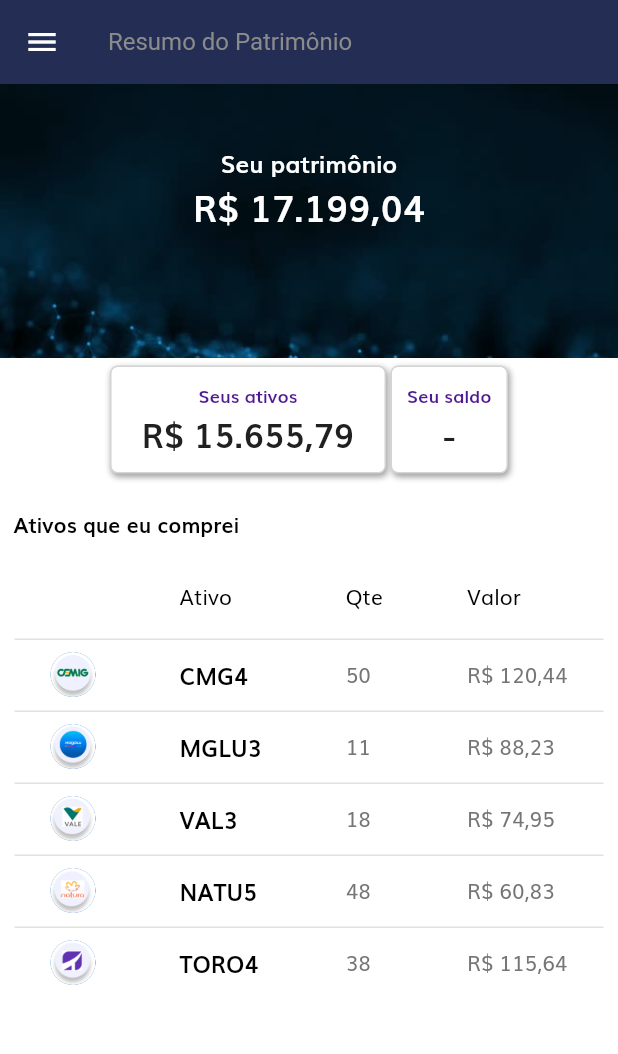
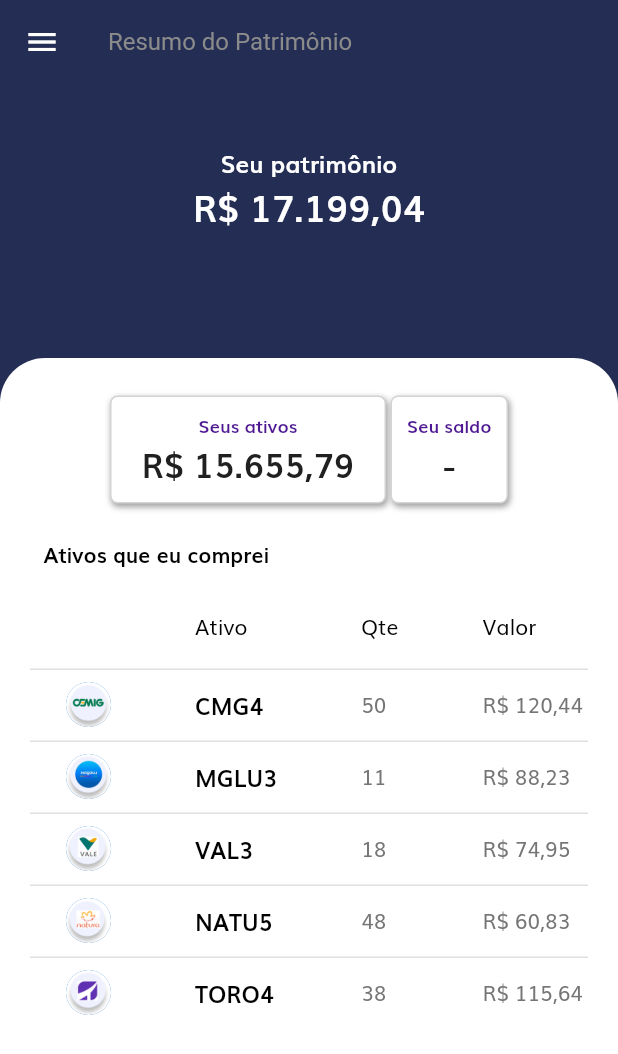
Before and after one commit to marcelomcdev/toro-bank-frontend-flutter, a Flutter app: the screen it shows after launch, on a phone screen of 412 x 824 dp. Shown: the top 1054 px of the screen. Run offline on Flutter 3.47's test engine with Material 2 defaults, Android fonts, the phone set to English and light mode, and no system bars; our stand-ins replace dartz, dio, flutter_modular, lottie, page_transition; network calls fail.

Commit message:
Refactoring of home components and change layout

```diff
--- /dev/null
+++ b/toro_bank_frontend/lib/modules/presenters/pages/home/components/account_info.dart
@@ -0,0 +1,80 @@
+import 'package:flutter/material.dart';
+import 'package:toro_bank_frontend/modules/domain/entities/user_asset.dart';
+import 'package:toro_bank_frontend/modules/presenters/helpers/format_helper.dart';
+import 'package:toro_bank_frontend/modules/presenters/pages/home/components/custom_table.dart';
+import 'package:toro_bank_frontend/modules/presenters/pages/home/components/total_value_box.dart';
+
+class AccountInfo extends StatelessWidget {
+  final double balance;
+  final List<String> headerColumnNames;
+  final List<UserAsset> userAssets;
+  const AccountInfo({
+    Key? key,
+    required this.balance,
+    required this.headerColumnNames,
+    required this.userAssets,
+  }) : super(key: key);
+
+  @override
+  Widget build(BuildContext context) {
+    return Container(
+      padding: const EdgeInsets.all(20),
+      width: double.infinity,
+      decoration: const BoxDecoration(
+          color: Colors.white,
+          borderRadius: BorderRadius.only(
+            topLeft: Radius.circular(30),
+            topRight: Radius.circular(30),
+          )),
+      child: Column(children: <Widget>[
+        Row(
+          mainAxisAlignment: MainAxisAlignment.center,
+          children: [
+            const TotalValueBox(
+              title: 'Seus ativos',
+              value: 'R\$ 15.655,79',
+              padding: EdgeInsets.symmetric(horizontal: 20, vertical: 10),
+              margin: EdgeInsets.symmetric(horizontal: 1.5, vertical: 5.0),
+            ),
+            TotalValueBox(
+              title: 'Seu saldo',
+              value: balance == 0.0 ? '-' : FormatHelper().getCurrency(balance),
+              padding: const EdgeInsets.symmetric(horizontal: 10, vertical: 10),
+              margin: const EdgeInsets.symmetric(horizontal: 1.5, vertical: 5),
+            ),
+          ],
+        ),
+        Container(
+          padding: const EdgeInsets.all(5.0),
+        ),
+        SizedBox(
+          child: Padding(
+            padding: const EdgeInsets.all(9.0),
+            child: Row(
+              mainAxisAlignment: MainAxisAlignment.start,
+              children: const [
+                Text(
+                  'Ativos que eu comprei',
+                  textAlign: TextAlign.end,
+                  style: TextStyle(
+                      color: Colors.black, fontWeight: FontWeight.bold),
+                ),
+              ],
+            ),
+          ),
+        ),
+        Column(
+          children: [
+            CustomTable(
+              userAssets: userAssets,
+              headerColumnNames: headerColumnNames,
+            )
+          ],
+        ),
+        const SizedBox(
+          height: 150,
+        )
+      ]),
+    );
+  }
+}
--- a/toro_bank_frontend/lib/modules/presenters/pages/home/components/body.dart
+++ b/toro_bank_frontend/lib/modules/presenters/pages/home/components/body.dart
@@ -4,8 +4,8 @@ import 'package:toro_bank_frontend/modules/domain/entities/user.dart';
 import 'package:toro_bank_frontend/modules/domain/entities/user_asset.dart';
 import 'package:toro_bank_frontend/modules/presenters/datasources/user_response_datasource.dart';
 import 'package:toro_bank_frontend/modules/presenters/helpers/format_helper.dart';
-import 'package:toro_bank_frontend/modules/presenters/pages/home/components/custom_table.dart';
-import 'package:toro_bank_frontend/modules/presenters/pages/home/components/total_value_box.dart';
+import 'package:toro_bank_frontend/modules/presenters/pages/home/components/account_info.dart';
+import 'package:toro_bank_frontend/modules/presenters/pages/home/components/patrimony_info.dart';
 import 'package:toro_bank_frontend/size_config.dart';
 
 class Body extends StatefulWidget {
@@ -75,115 +75,128 @@ class _BodyState extends State<Body> {
 
   @override
   Widget build(BuildContext context) {
-    return SafeArea(
-      child: RefreshIndicator(
+    Size size = MediaQuery.of(context).size;
+    return RefreshIndicator(
       backgroundColor: Colors.white,
       onRefresh: () => _pullRefresh(),
       child: SizedBox(
         width: double.infinity,
         child: Padding(
-            padding: EdgeInsets.symmetric(
-                horizontal: getProportionateScreenWidth(0)),
-            child: ListView(
-              children: [
-                Container(
-                  width: getProportionateScreenWidth(500),
-                  height: getProportionateScreenHeight(180),
-                  decoration: const BoxDecoration(
-                    image: DecorationImage(
-                      image: AssetImage("assets/images/fundo-futuristic.jpg"),
-                      fit: BoxFit.cover,
-                    ),
-                  ),
-                  padding: const EdgeInsets.only(top: 40),
-                  child: Column(children: const [
-                    Text(
-                      'Seu patrimônio',
-                      style: TextStyle(
-                        color: Colors.white,
-                        fontFamily: 'Muli',
-                        fontSize: 16,
-                        fontWeight: FontWeight.bold,
-                      ),
-                      textAlign: TextAlign.center,
-                    ),
-                    Text(
-                      'R\$ 17.199,04',
-                      style: TextStyle(
-                        color: Colors.white,
-                        fontFamily: 'Muli',
-                        fontSize: 24,
-                        fontWeight: FontWeight.bold,
-                      ),
-                      textAlign: TextAlign.center,
+          padding:
+              EdgeInsets.symmetric(horizontal: getProportionateScreenWidth(0)),
+          child: ListView(children: [
+            const PatrimonyInfo(),
+            AccountInfo(
+              balance: balance,
+              userAssets: _userAssets,
+              headerColumnNames: _headerColumnNames,
             ),
           ]),
-                ),
-                Row(
-                  mainAxisAlignment: MainAxisAlignment.center,
-                  children: [
-                    const TotalValueBox(
-                      title: 'Seus ativos',
-                      value: 'R\$ 15.655,79',
-                      padding:
-                          EdgeInsets.symmetric(horizontal: 20, vertical: 10),
-                      margin:
-                          EdgeInsets.symmetric(horizontal: 1.5, vertical: 5.0),
-                    ),
-                    TotalValueBox(
-                      title: 'Seu saldo',
-                      value: balance == 0.0 ? '-' : getCurrency(balance),
-                      padding: const EdgeInsets.symmetric(
-                          horizontal: 10, vertical: 10),
-                      margin: const EdgeInsets.symmetric(
-                          horizontal: 1.5, vertical: 5),
-                    ),
-                  ],
-                ),
-                Container(
-                  padding: const EdgeInsets.all(5.0),
-                ),
-                SizedBox(
-                  child: Padding(
-                    padding: const EdgeInsets.all(9.0),
-                    child: Row(
-                      mainAxisAlignment: MainAxisAlignment.start,
-                      children: const [
-                        Text(
-                          'Ativos que eu comprei',
-                          textAlign: TextAlign.end,
-                          style: TextStyle(
-                              color: Colors.black, fontWeight: FontWeight.bold),
-                        ),
-                      ],
-                    ),
-                  ),
-                ),
-                Column(
-                  children: [
-                    CustomTable(
-                      userAssets: _userAssets,
-                      headerColumnNames: _headerColumnNames,
-                    )
-                    //   DataTable(
-                    //     sortColumnIndex: 1,
-                    //     sortAscending: true,
-                    //     columns: _buildTableHeader(_headerColumnNames).toList(),
-                    //     rows: _userAssets
-                    //         .map((e) => _buildDataRow(
-                    //             e.image, e.name, e.quantity, e.value,
-                    //             highlightName: true))
-                    //         .toList(),
-                    //   ),
-                  ],
-                )
-              ],
-            ),
-          ),
         ),
       ),
     );
   }
+  // @override
+  // Widget build(BuildContext context) {
+  //   return SafeArea(
+  //     child: RefreshIndicator(
+  //       backgroundColor: Colors.white,
+  //       onRefresh: () => _pullRefresh(),
+  //       child: SizedBox(
+  //         width: double.infinity,
+  //         child: Padding(
+  //           padding: EdgeInsets.symmetric(
+  //               horizontal: getProportionateScreenWidth(0)),
+  //           child: ListView(
+  //             children: [
+  //               Container(
+  //                 width: getProportionateScreenWidth(500),
+  //                 height: getProportionateScreenHeight(180),
+  //                 // decoration: const BoxDecoration(
+  //                 //   image: DecorationImage(
+  //                 //     image: AssetImage("assets/images/fundo-futuristic.jpg"),
+  //                 //     fit: BoxFit.cover,
+  //                 //   ),
+  //                 // ),
+  //                 padding: const EdgeInsets.only(top: 40),
+  //                 child: Column(children: const [
+  //                   Text(
+  //                     'Seu patrimônio',
+  //                     style: TextStyle(
+  //                       color: Colors.white,
+  //                       fontFamily: 'Muli',
+  //                       fontSize: 16,
+  //                       fontWeight: FontWeight.bold,
+  //                     ),
+  //                     textAlign: TextAlign.center,
+  //                   ),
+  //                   Text(
+  //                     'R\$ 17.199,04',
+  //                     style: TextStyle(
+  //                       color: Colors.white,
+  //                       fontFamily: 'Muli',
+  //                       fontSize: 24,
+  //                       fontWeight: FontWeight.bold,
+  //                     ),
+  //                     textAlign: TextAlign.center,
+  //                   ),
+  //                 ]),
+  //               ),
+  //               Row(
+  //                 mainAxisAlignment: MainAxisAlignment.center,
+  //                 children: [
+  //                   const TotalValueBox(
+  //                     title: 'Seus ativos',
+  //                     value: 'R\$ 15.655,79',
+  //                     padding:
+  //                         EdgeInsets.symmetric(horizontal: 20, vertical: 10),
+  //                     margin:
+  //                         EdgeInsets.symmetric(horizontal: 1.5, vertical: 5.0),
+  //                   ),
+  //                   TotalValueBox(
+  //                     title: 'Seu saldo',
+  //                     value: balance == 0.0 ? '-' : getCurrency(balance),
+  //                     padding: const EdgeInsets.symmetric(
+  //                         horizontal: 10, vertical: 10),
+  //                     margin: const EdgeInsets.symmetric(
+  //                         horizontal: 1.5, vertical: 5),
+  //                   ),
+  //                 ],
+  //               ),
+  //               Container(
+  //                 padding: const EdgeInsets.all(5.0),
+  //               ),
+  //               SizedBox(
+  //                 child: Padding(
+  //                   padding: const EdgeInsets.all(9.0),
+  //                   child: Row(
+  //                     mainAxisAlignment: MainAxisAlignment.start,
+  //                     children: const [
+  //                       Text(
+  //                         'Ativos que eu comprei',
+  //                         textAlign: TextAlign.end,
+  //                         style: TextStyle(
+  //                             color: Colors.black, fontWeight: FontWeight.bold),
+  //                       ),
+  //                     ],
+  //                   ),
+  //                 ),
+  //               ),
+  //               Column(
+  //                 children: [
+  //                   CustomTable(
+  //                     userAssets: _userAssets,
+  //                     headerColumnNames: _headerColumnNames,
+  //                   )
+  //                 ],
+  //               )
+  //             ],
+  //           ),
+  //         ),
+  //       ),
+  //     ),
+  //   );
+  // }
 
   // List<DataColumn> _buildTableHeader(List<String> items) {
   //   List<DataColumn> listReturn = List.generate(
--- /dev/null
+++ b/toro_bank_frontend/lib/modules/presenters/pages/home/components/patrimony_info.dart
@@ -0,0 +1,45 @@
+import 'package:flutter/material.dart';
+import 'package:toro_bank_frontend/size_config.dart';
+
+class PatrimonyInfo extends StatelessWidget {
+  const PatrimonyInfo({
+    Key? key,
+  }) : super(key: key);
+
+  @override
+  Widget build(BuildContext context) {
+    return Container(
+      width: getProportionateScreenWidth(500),
+      height: getProportionateScreenHeight(180),
+      // decoration: const BoxDecoration(
+      //   image: DecorationImage(
+      //     image: AssetImage("assets/images/fundo-futuristic.jpg"),
+      //     fit: BoxFit.cover,
+      //   ),
+      // ),
+      padding: const EdgeInsets.only(top: 40),
+      child: Column(children: const [
+        Text(
+          'Seu patrimônio',
+          style: TextStyle(
+            color: Colors.white,
+            fontFamily: 'Muli',
+            fontSize: 16,
+            fontWeight: FontWeight.bold,
+          ),
+          textAlign: TextAlign.center,
+        ),
+        Text(
+          'R\$ 17.199,04',
+          style: TextStyle(
+            color: Colors.white,
+            fontFamily: 'Muli',
+            fontSize: 24,
+            fontWeight: FontWeight.bold,
+          ),
+          textAlign: TextAlign.center,
+        ),
+      ]),
+    );
+  }
+}
--- a/toro_bank_frontend/lib/modules/presenters/pages/home/home_page.dart
+++ b/toro_bank_frontend/lib/modules/presenters/pages/home/home_page.dart
@@ -16,9 +16,11 @@ class _HomePageState extends State<HomePage> {
   Widget build(BuildContext context) {
     SizeConfig().init(context);
     return Scaffold(
+      backgroundColor: kToroHeaderColor,
       drawer: const AppDrawer(),
       appBar: AppBar(
-        backgroundColor: kToroHeaderColor,
+        backgroundColor: Colors.transparent,
+        elevation: 0,
         title: const Text(
           'Resumo do Patrimônio',
           style: TextStyle(fontSize: 16),
```
Lines whose indentation alone changed are shown as unchanged.
